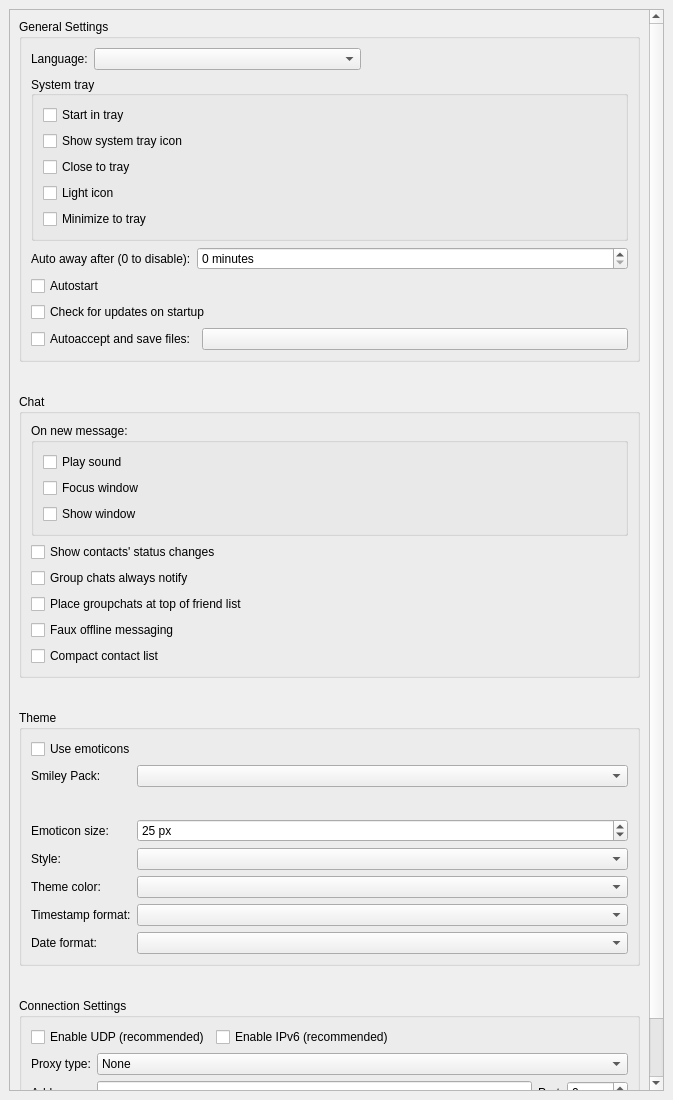
The window that src/widget/form/settings/generalsettings.ui (qTox/qTox) describes before a commit, drawn with Qt 5.
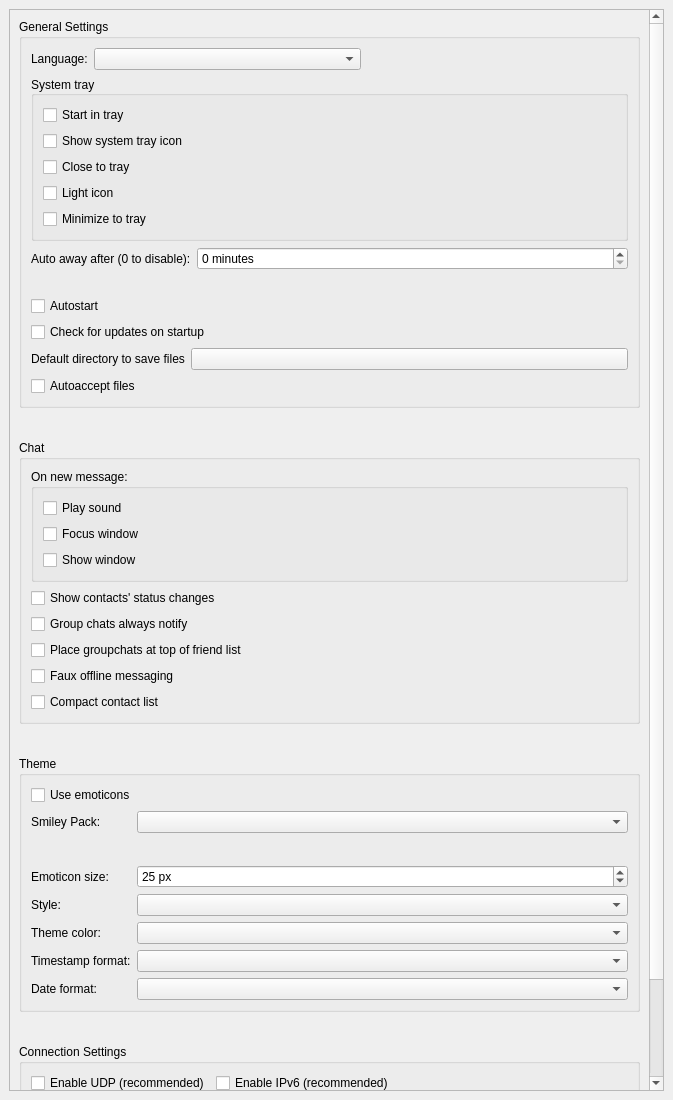
The same window after the commit. Custom widgets are drawn as their Qt base class.

Commit message: fix issues with global autoaccept

```diff
--- a/src/widget/form/settings/generalsettings.ui
+++ b/src/widget/form/settings/generalsettings.ui
@@ -39,8 +39,8 @@
        <rect>
         <x>0</x>
         <y>0</y>
-        <width>653</width>
-        <height>1150</height>
+        <width>639</width>
+        <height>1221</height>
        </rect>
       </property>
       <layout class="QVBoxLayout" name="verticalLayout_4" stretch="0,0,0,1">
@@ -236,6 +236,13 @@
           </item>
           <item>
            <layout class="QVBoxLayout" name="startupLayout">
+            <item>
+             <widget class="QLabel" name="label_2">
+              <property name="text">
+               <string/>
+              </property>
+             </widget>
+            </item>
             <item>
              <widget class="QCheckBox" name="cbAutorun">
               <property name="toolTip">
@@ -256,21 +263,11 @@
            </layout>
           </item>
           <item>
-           <layout class="QHBoxLayout" name="autoacceptLayout">
+           <layout class="QFormLayout" name="formLayout_2">
             <property name="leftMargin">
              <number>0</number>
             </property>
-            <item>
-             <widget class="QCheckBox" name="autoacceptFiles">
-              <property name="toolTip">
-               <string comment="autoaccept cb tooltip">You can set this on a per-friend basis by right clicking them.</string>
-              </property>
-              <property name="text">
-               <string>Autoaccept and save files:</string>
-              </property>
-             </widget>
-            </item>
-            <item>
+            <item row="2" column="1">
              <widget class="QPushButton" name="autoSaveFilesDir">
               <property name="sizePolicy">
                <sizepolicy hsizetype="Expanding" vsizetype="Fixed">
@@ -283,6 +280,23 @@
               </property>
              </widget>
             </item>
+            <item row="2" column="0">
+             <widget class="QLabel" name="label">
+              <property name="text">
+               <string>Default directory to save files</string>
+              </property>
+             </widget>
+            </item>
+            <item row="3" column="0">
+             <widget class="QCheckBox" name="autoacceptFiles">
+              <property name="toolTip">
+               <string comment="autoaccept cb tooltip">You can set this on a per-friend basis by right clicking them.</string>
+              </property>
+              <property name="text">
+               <string>Autoaccept files</string>
+              </property>
+             </widget>
+            </item>
            </layout>
           </item>
          </layout>
```
The commit also changes 2 other files.
